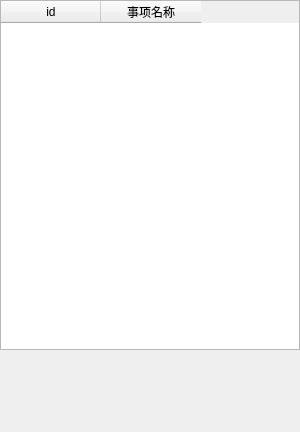
The window that realProgect/dailymsy5.ui (Arthur381/QTproject) describes before a commit, drawn with Qt 5.
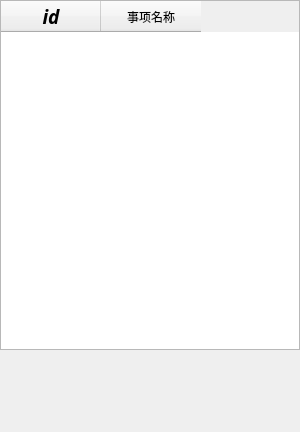
The same window after the commit.

```diff
--- a/realProgect/dailymsy5.ui
+++ b/realProgect/dailymsy5.ui
@@ -46,10 +46,21 @@
      <height>350</height>
     </size>
    </property>
+   <attribute name="horizontalHeaderVisible">
+    <bool>true</bool>
+   </attribute>
    <column>
     <property name="text">
      <string>id</string>
     </property>
+    <property name="font">
+     <font>
+      <family>幼圆</family>
+      <pointsize>14</pointsize>
+      <italic>true</italic>
+      <bold>true</bold>
+     </font>
+    </property>
    </column>
    <column>
     <property name="text">
```
